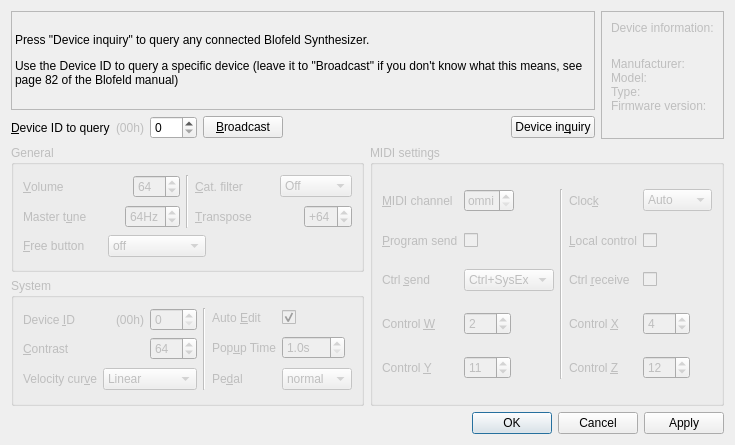
Old version of the form bigglesworth/ui/globals.ui in the repository MaurizioB/Bigglesworth.
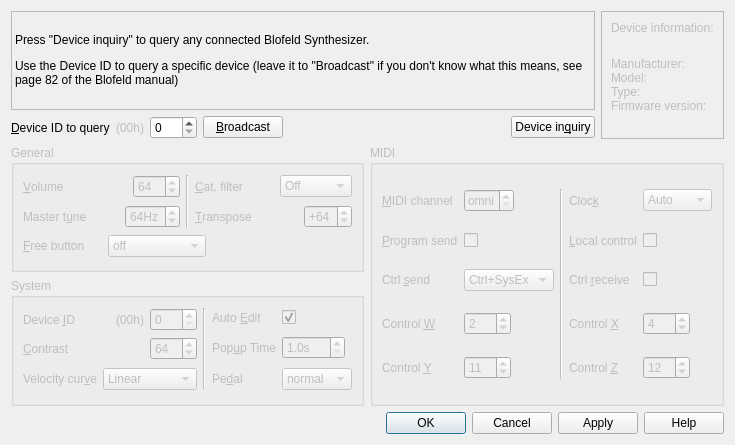
New version of the form. Custom widgets are drawn as their Qt base class.

The edit to the form file:
```diff
--- a/bigglesworth/ui/globals.ui
+++ b/bigglesworth/ui/globals.ui
@@ -243,7 +243,7 @@
       <bool>false</bool>
      </property>
      <property name="title">
-      <string>MIDI settings</string>
+      <string>MIDI</string>
      </property>
      <layout class="QGridLayout" name="gridLayout_2" columnstretch="2,0,0,2,0">
       <item row="2" column="1">
@@ -631,7 +631,7 @@
       <enum>Qt::Horizontal</enum>
      </property>
      <property name="standardButtons">
-      <set>QDialogButtonBox::Apply|QDialogButtonBox::Cancel|QDialogButtonBox::Ok</set>
+      <set>QDialogButtonBox::Apply|QDialogButtonBox::Cancel|QDialogButtonBox::Help|QDialogButtonBox::Ok</set>
      </property>
     </widget>
    </item>
```
